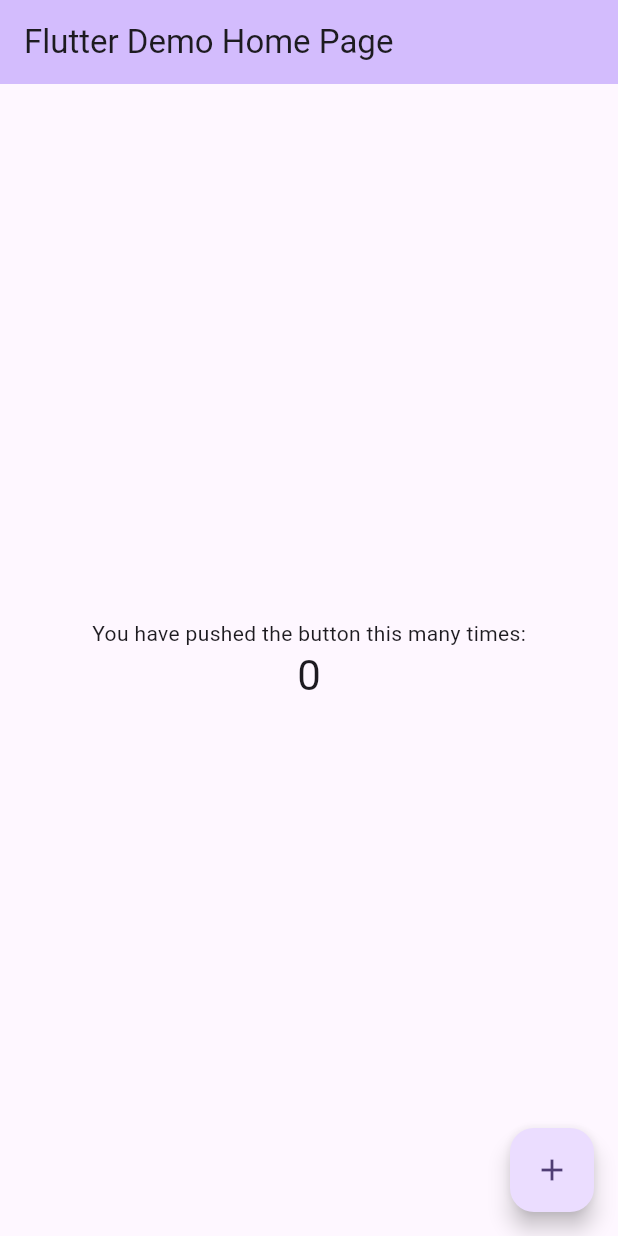
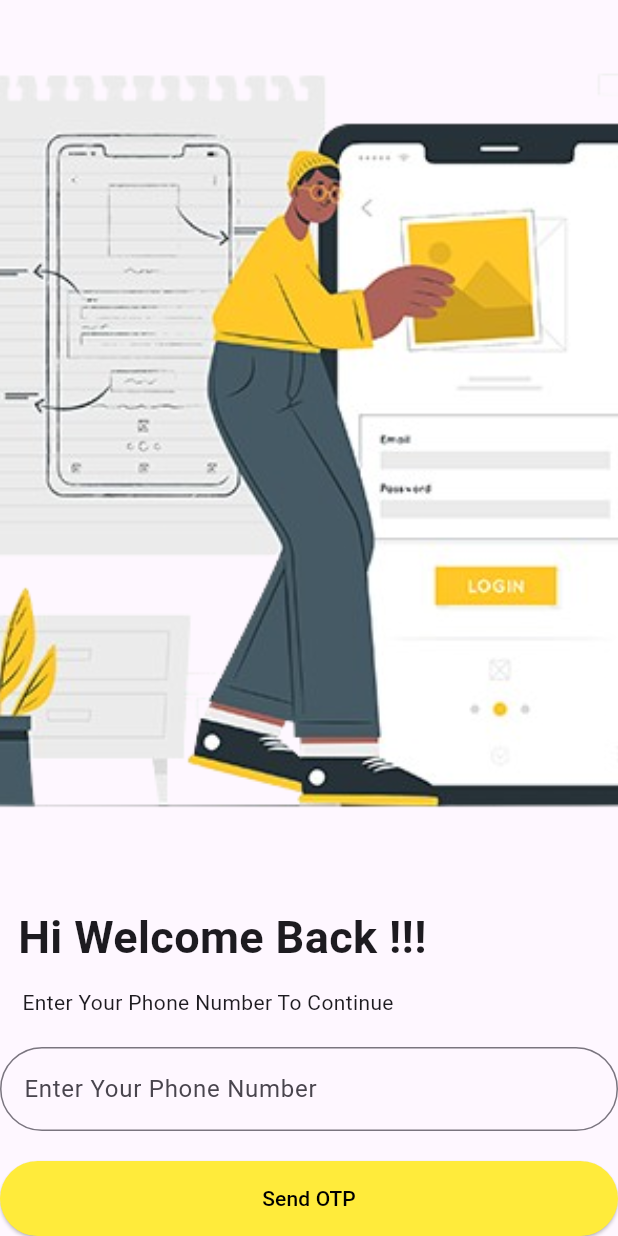
Before and after one commit to ahinsa-1111/flutter_firebase_phone_number_otp, a Flutter app: the screen it shows after launch, on a phone screen of 412 x 824 dp. Run offline on Flutter 3.47's test engine with Material 3 defaults, Android fonts, the phone set to English and light mode, and no system bars; our stand-ins replace firebase_core; accounts and stored records are empty.

Commit message:
commit_03

```diff
--- a/lib/main.dart
+++ b/lib/main.dart
@@ -1,6 +1,7 @@
 import 'package:firebase_core/firebase_core.dart';
 import 'package:flutter/material.dart';
 import 'package:flutter_firebase_phone_number_otp/firebase_options.dart';
+import 'package:flutter_firebase_phone_number_otp/pages/login_page.dart';
 
 void main() async {
   WidgetsFlutterBinding.ensureInitialized();
@@ -37,95 +38,7 @@
         colorScheme: ColorScheme.fromSeed(seedColor: Colors.deepPurple),
         useMaterial3: true,
       ),
-      home: const MyHomePage(title: 'Flutter Demo Home Page'),
+      home: LoginPage(),
     );
   }
 }
-
-class MyHomePage extends StatefulWidget {
-  const MyHomePage({super.key, required this.title});
-
-  // This widget is the home page of your application. It is stateful, meaning
-  // that it has a State object (defined below) that contains fields that affect
-  // how it looks.
-
-  // This class is the configuration for the state. It holds the values (in this
-  // case the title) provided by the parent (in this case the App widget) and
-  // used by the build method of the State. Fields in a Widget subclass are
-  // always marked "final".
-
-  final String title;
-
-  @override
-  State<MyHomePage> createState() => _MyHomePageState();
-}
-
-class _MyHomePageState extends State<MyHomePage> {
-  int _counter = 0;
-
-  void _incrementCounter() {
-    setState(() {
-      // This call to setState tells the Flutter framework that something has
-      // changed in this State, which causes it to rerun the build method below
-      // so that the display can reflect the updated values. If we changed
-      // _counter without calling setState(), then the build method would not be
-      // called again, and so nothing would appear to happen.
-      _counter++;
-    });
-  }
-
-  @override
-  Widget build(BuildContext context) {
-    // This method is rerun every time setState is called, for instance as done
-    // by the _incrementCounter method above.
-    //
-    // The Flutter framework has been optimized to make rerunning build methods
-    // fast, so that you can just rebuild anything that needs updating rather
-    // than having to individually change instances of widgets.
-    return Scaffold(
-      appBar: AppBar(
-        // TRY THIS: Try changing the color here to a specific color (to
-        // Colors.amber, perhaps?) and trigger a hot reload to see the AppBar
-        // change color while the other colors stay the same.
-        backgroundColor: Theme.of(context).colorScheme.inversePrimary,
-        // Here we take the value from the MyHomePage object that was created by
-        // the App.build method, and use it to set our appbar title.
-        title: Text(widget.title),
-      ),
-      body: Center(
-        // Center is a layout widget. It takes a single child and positions it
-        // in the middle of the parent.
-        child: Column(
-          // Column is also a layout widget. It takes a list of children and
-          // arranges them vertically. By default, it sizes itself to fit its
-          // children horizontally, and tries to be as tall as its parent.
-          //
-          // Column has various properties to control how it sizes itself and
-          // how it positions its children. Here we use mainAxisAlignment to
-          // center the children vertically; the main axis here is the vertical
-          // axis because Columns are vertical (the cross axis would be
-          // horizontal).
-          //
-          // TRY THIS: Invoke "debug painting" (choose the "Toggle Debug Paint"
-          // action in the IDE, or press "p" in the console), to see the
-          // wireframe for each widget.
-          mainAxisAlignment: MainAxisAlignment.center,
-          children: <Widget>[
-            const Text(
-              'You have pushed the button this many times:',
-            ),
-            Text(
-              '$_counter',
-              style: Theme.of(context).textTheme.headlineMedium,
-            ),
-          ],
-        ),
-      ),
-      floatingActionButton: FloatingActionButton(
-        onPressed: _incrementCounter,
-        tooltip: 'Increment',
-        child: const Icon(Icons.add),
-      ), // This trailing comma makes auto-formatting nicer for build methods.
-    );
-  }
-}
--- /dev/null
+++ b/lib/pages/login_page.dart
@@ -0,0 +1,77 @@
+import 'package:flutter/material.dart';
+
+class LoginPage extends StatefulWidget {
+  const LoginPage({super.key});
+
+  @override
+  State<LoginPage> createState() => _LoginPageState();
+}
+
+class _LoginPageState extends State<LoginPage>
+    with SingleTickerProviderStateMixin {
+  late AnimationController _controller;
+
+  @override
+  void dispose() {
+    _controller.dispose();
+    super.dispose();
+  }
+
+  @override
+  Widget build(BuildContext context) {
+    return Scaffold(
+      body: SingleChildScrollView(
+        child: Container(
+          height: MediaQuery.of(context).size.height,
+          child: Column(
+            crossAxisAlignment: CrossAxisAlignment.start,
+            children: [
+              Expanded(
+                  child: Image.asset(
+                "images/login.png",
+                fit: BoxFit.cover,
+              )),
+              Padding(
+                padding: const EdgeInsets.all(12.0),
+                child: Column(
+                  crossAxisAlignment: CrossAxisAlignment.start,
+                  children: [
+                    Text(
+                      "Hi Welcome Back !!!",
+                      style:
+                          TextStyle(fontSize: 30, fontWeight: FontWeight.w700),
+                    ),
+                  ],
+                ),
+              ),
+              Text("    Enter Your Phone Number To Continue"),
+              SizedBox(height: 20),
+              TextFormField(
+                decoration: InputDecoration(
+                  prefixText: "+94",
+                  labelText: "Enter Your Phone Number",
+                  border: OutlineInputBorder(
+                    borderRadius: BorderRadius.circular(32),
+                  ),
+                ),
+              ),
+              SizedBox(height: 20),
+              SizedBox(
+                height: 50,
+                width: double.infinity,
+                child: ElevatedButton(
+                  onPressed: () {},
+                  child: Text("Send OTP"),
+                  style: ElevatedButton.styleFrom(
+                    backgroundColor: Colors.yellow,
+                    foregroundColor: Colors.black,
+                  ),
+                ),
+              ),
+            ],
+          ),
+        ),
+      ),
+    );
+  }
+}
```
Also changed, not shown: pubspec.yaml (+4 -7 lines), images/login.png (added).
